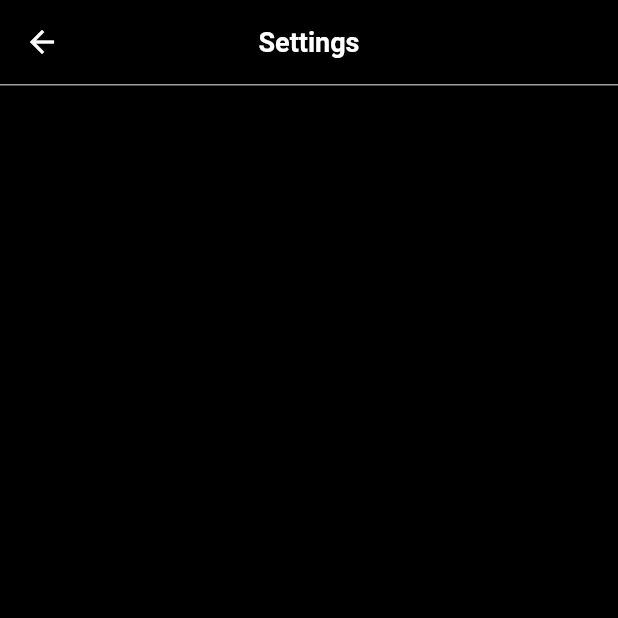
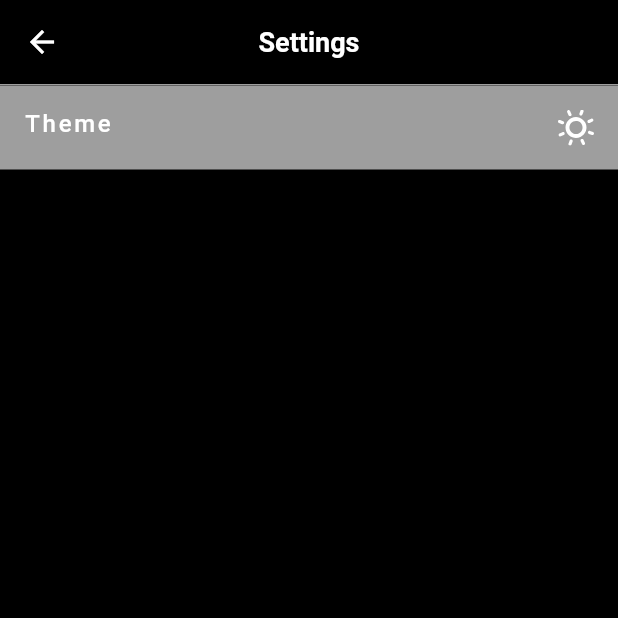
Before and after one commit to MuhammadSabah/Weather-App, a Flutter app: the SettingsScreen screen opened directly, on a phone screen of 412 x 824 dp, the top half of it. Run offline on Flutter 3.47's test engine with Material 2 defaults, Android fonts, the phone set to English and light mode, and no system bars; our stand-ins replace geolocator, get, google_fonts, websafe_svg.

Commit message:
Adding Theme

```diff
--- a/lib/Screens/settings_screen.dart
+++ b/lib/Screens/settings_screen.dart
@@ -1,11 +1,14 @@
 import 'package:flutter/material.dart';
 import 'package:get/get.dart';
+import 'package:weather_app/getX/controller.dart';
+import 'package:websafe_svg/websafe_svg.dart';
 
 class SettingsScreen extends StatelessWidget {
   const SettingsScreen({Key? key}) : super(key: key);
 
   @override
   Widget build(BuildContext context) {
+    StateController controller = Get.put(StateController());
     return Scaffold(
       appBar: AppBar(
         elevation: 0,
@@ -31,8 +34,56 @@ class SettingsScreen extends StatelessWidget {
         foregroundColor: Theme.of(context).appBarTheme.foregroundColor,
       ),
       body: SafeArea(
-        child: Container(),
+        child: Column(
+          crossAxisAlignment: CrossAxisAlignment.start,
+          children: [
+            ListTile(
+              tileColor: Colors.grey,
+              leading: Text(
+                'Theme',
+                style: Theme.of(context).textTheme.headline1?.copyWith(
+                      fontSize: 16,
+                      fontWeight: FontWeight.w500,
+                    ),
+              ),
+              trailing: GestureDetector(
+                onTap: () {
+                  if (Get.isDarkMode) {
+                    Get.changeThemeMode(ThemeMode.light);
+                  } else {
+                    Get.changeThemeMode(ThemeMode.dark);
+                  }
+                },
+                child: AnimatedCrossFade(
+                  crossFadeState: Get.isDarkMode == true
+                      ? CrossFadeState.showFirst
+                      : CrossFadeState.showSecond,
+                  duration: const Duration(milliseconds: 300),
+                  firstCurve: Curves.decelerate,
+                  secondCurve: Curves.easeIn,
+                  firstChild: WebsafeSvg.asset(
+                    'assets/Sun.svg',
+                    color: Colors.white,
+                  ),
+                  secondChild: WebsafeSvg.asset(
+                    'assets/Moon.svg',
+                    color: Colors.black,
+                  ),
+                ),
+              ),
+            ),
+          ],
+        ),
       ),
     );
   }
 }
+//  Get.isDarkMode == true
+//                     ? WebsafeSvg.asset(
+//                         'assets/Sun.svg',
+//                         color: Colors.white,
+//                       )
+//                     : WebsafeSvg.asset(
+//                         'assets/Moon.svg',
+//                         color: Colors.black,
+//                       ),
--- a/lib/getX/controller.dart
+++ b/lib/getX/controller.dart
@@ -35,7 +35,6 @@ class StateController extends GetxController {
       sunset('00:00').toString();
       cityName('Error').toString();
       weatherCondition("Not Available").toString();
-
       return;
     }
     iconCode(weatherDataInput["current"]["weather"][0]["icon"]).toString();
--- a/lib/main.dart
+++ b/lib/main.dart
@@ -1,7 +1,9 @@
 import 'package:flutter/material.dart';
 import 'package:flutter/services.dart';
+import 'package:get/get.dart';
 import 'package:get/get_navigation/src/root/get_material_app.dart';
 import 'package:weather_app/Screens/loading_screen.dart';
+import 'package:weather_app/getX/controller.dart';
 import 'package:weather_app/theme.dart';
 
 void main() {
@@ -17,6 +19,7 @@ class MyApp extends StatelessWidget {
 
   @override
   Widget build(BuildContext context) {
+    StateController mainController = Get.put(StateController());
     return GetMaterialApp(
       title: 'Weather App',
       debugShowCheckedModeBanner: false,
--- a/pubspec.yaml
+++ b/pubspec.yaml
@@ -39,6 +39,7 @@ dependencies:
   http:
   dio: ^4.0.0
   get:
+  websafe_svg:
 
 dev_dependencies:
   flutter_test:
```
Also changed, not shown: assets/Moon.svg (added), assets/Sun.svg (added), pubspec.lock.
